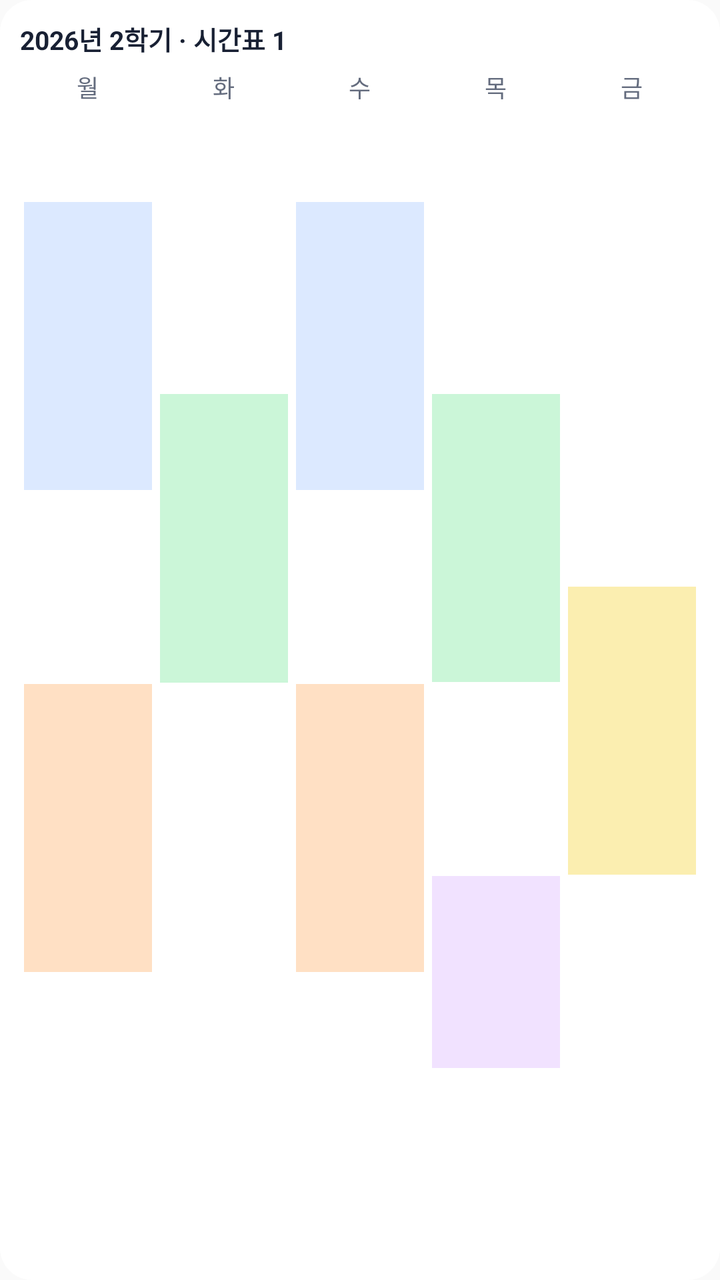
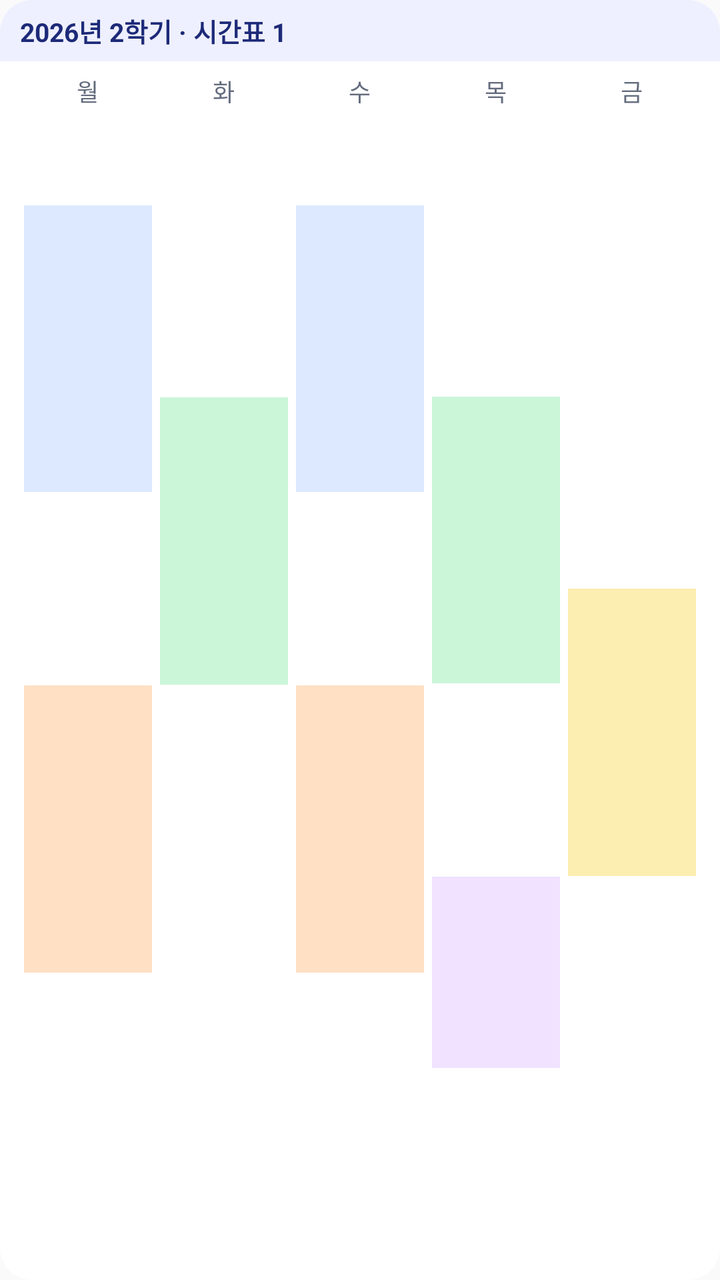

An Android layout rendered at two revisions. The XML below is the earlier revision; the diff shows what the commit changed to produce the second picture.
<!-- AndroidManifest.xml: application theme AppTheme -->
<!-- res/layout/widget_week_preview.xml -->
<?xml version="1.0" encoding="utf-8"?>
<LinearLayout xmlns:android="http://schemas.android.com/apk/res/android"
    android:layout_width="match_parent"
    android:layout_height="match_parent"
    android:background="@drawable/widget_bg"
    android:orientation="vertical"
    android:padding="10dp">

    <TextView
        style="@style/TTWWidget.Heading"
        android:text="@string/w_preview_week" />

    <LinearLayout
        android:layout_width="match_parent"
        android:layout_height="0dp"
        android:layout_marginTop="6dp"
        android:layout_weight="1"
        android:orientation="horizontal">

        <LinearLayout
            android:layout_width="0dp"
            android:layout_height="match_parent"
            android:layout_marginStart="2dp"
            android:layout_marginEnd="2dp"
            android:layout_weight="1"
            android:orientation="vertical">

            <TextView
                style="@style/TTWWidget.Caption"
                android:layout_gravity="center_horizontal"
                android:text="월" />

            <FrameLayout
                android:layout_width="match_parent"
                android:layout_height="0dp"
                android:layout_weight="1"
                android:importantForAccessibility="no" />

            <FrameLayout
                android:layout_width="match_parent"
                android:layout_height="0dp"
                android:layout_weight="3"
                android:layout_marginTop="1dp"
                android:background="@color/widget_fill_item0"
                android:importantForAccessibility="no" />

            <FrameLayout
                android:layout_width="match_parent"
                android:layout_height="0dp"
                android:layout_weight="2"
                android:importantForAccessibility="no" />

            <FrameLayout
                android:layout_width="match_parent"
                android:layout_height="0dp"
                android:layout_weight="3"
                android:layout_marginTop="1dp"
                android:background="@color/widget_fill_item2"
                android:importantForAccessibility="no" />

            <FrameLayout
                android:layout_width="match_parent"
                android:layout_height="0dp"
                android:layout_weight="3"
                android:importantForAccessibility="no" />
        </LinearLayout>

        <LinearLayout
            android:layout_width="0dp"
            android:layout_height="match_parent"
            android:layout_marginStart="2dp"
            android:layout_marginEnd="2dp"
            android:layout_weight="1"
            android:orientation="vertical">

            <TextView
                style="@style/TTWWidget.Caption"
                android:layout_gravity="center_horizontal"
                android:text="화" />

            <FrameLayout
                android:layout_width="match_parent"
                android:layout_height="0dp"
                android:layout_weight="3"
                android:importantForAccessibility="no" />

            <FrameLayout
                android:layout_width="match_parent"
                android:layout_height="0dp"
                android:layout_weight="3"
                android:layout_marginTop="1dp"
                android:background="@color/widget_fill_item1"
                android:importantForAccessibility="no" />

            <FrameLayout
                android:layout_width="match_parent"
                android:layout_height="0dp"
                android:layout_weight="6"
                android:importantForAccessibility="no" />
        </LinearLayout>

        <LinearLayout
            android:layout_width="0dp"
            android:layout_height="match_parent"
            android:layout_marginStart="2dp"
            android:layout_marginEnd="2dp"
            android:layout_weight="1"
            android:orientation="vertical">

            <TextView
                style="@style/TTWWidget.Caption"
                android:layout_gravity="center_horizontal"
                android:text="수" />

            <FrameLayout
                android:layout_width="match_parent"
                android:layout_height="0dp"
                android:layout_weight="1"
                android:importantForAccessibility="no" />

            <FrameLayout
                android:layout_width="match_parent"
                android:layout_height="0dp"
                android:layout_weight="3"
                android:layout_marginTop="1dp"
                android:background="@color/widget_fill_item0"
                android:importantForAccessibility="no" />

            <FrameLayout
                android:layout_width="match_parent"
                android:layout_height="0dp"
                android:layout_weight="2"
                android:importantForAccessibility="no" />

            <FrameLayout
                android:layout_width="match_parent"
                android:layout_height="0dp"
                android:layout_weight="3"
                android:layout_marginTop="1dp"
                android:background="@color/widget_fill_item2"
                android:importantForAccessibility="no" />

            <FrameLayout
                android:layout_width="match_parent"
                android:layout_height="0dp"
                android:layout_weight="3"
                android:importantForAccessibility="no" />
        </LinearLayout>

        <LinearLayout
            android:layout_width="0dp"
            android:layout_height="match_parent"
            android:layout_marginStart="2dp"
            android:layout_marginEnd="2dp"
            android:layout_weight="1"
            android:orientation="vertical">

            <TextView
                style="@style/TTWWidget.Caption"
                android:layout_gravity="center_horizontal"
                android:text="목" />

            <FrameLayout
                android:layout_width="match_parent"
                android:layout_height="0dp"
                android:layout_weight="3"
                android:importantForAccessibility="no" />

            <FrameLayout
                android:layout_width="match_parent"
                android:layout_height="0dp"
                android:layout_weight="3"
                android:layout_marginTop="1dp"
                android:background="@color/widget_fill_item1"
                android:importantForAccessibility="no" />

            <FrameLayout
                android:layout_width="match_parent"
                android:layout_height="0dp"
                android:layout_weight="2"
                android:importantForAccessibility="no" />

            <FrameLayout
                android:layout_width="match_parent"
                android:layout_height="0dp"
                android:layout_weight="2"
                android:layout_marginTop="1dp"
                android:background="@color/widget_fill_item3"
                android:importantForAccessibility="no" />

            <FrameLayout
                android:layout_width="match_parent"
                android:layout_height="0dp"
                android:layout_weight="2"
                android:importantForAccessibility="no" />
        </LinearLayout>

        <LinearLayout
            android:layout_width="0dp"
            android:layout_height="match_parent"
            android:layout_marginStart="2dp"
            android:layout_marginEnd="2dp"
            android:layout_weight="1"
            android:orientation="vertical">

            <TextView
                style="@style/TTWWidget.Caption"
                android:layout_gravity="center_horizontal"
                android:text="금" />

            <FrameLayout
                android:layout_width="match_parent"
                android:layout_height="0dp"
                android:layout_weight="5"
                android:importantForAccessibility="no" />

            <FrameLayout
                android:layout_width="match_parent"
                android:layout_height="0dp"
                android:layout_weight="3"
                android:layout_marginTop="1dp"
                android:background="@color/widget_fill_item4"
                android:importantForAccessibility="no" />

            <FrameLayout
                android:layout_width="match_parent"
                android:layout_height="0dp"
                android:layout_weight="4"
                android:importantForAccessibility="no" />
        </LinearLayout>
    </LinearLayout>
</LinearLayout>
<!-- resources referenced by this layout -->
<resources>
  <color name="widget_fill_item0">#DCE9FF</color>
  <color name="widget_fill_item1">#CBF6D8</color>
  <color name="widget_fill_item2">#FFE0C4</color>
  <color name="widget_fill_item3">#F1E2FF</color>
  <color name="widget_fill_item4">#FBEEB0</color>
  <!-- drawable widget_bg (drawable) -->
  <?xml version="1.0" encoding="utf-8"?>
  <shape xmlns:android="http://schemas.android.com/apk/res/android" android:shape="rectangle">
      <solid android:color="@color/widget_bg" />
      <corners android:radius="16dp" />
  </shape>
  <string name="w_preview_week">2026년 2학기 · 시간표 1</string>
  <style name="TTWWidget.Caption">
          <item name="android:layout_width">wrap_content</item>
          <item name="android:layout_height">wrap_content</item>
          <item name="android:textSize">12sp</item>
          <item name="android:textColor">@color/widget_text3</item>
          <item name="android:maxLines">1</item>
          <item name="android:ellipsize">end</item>
          <item name="android:includeFontPadding">false</item>
      </style>
  <style name="TTWWidget.Heading">
          <item name="android:layout_width">wrap_content</item>
          <item name="android:layout_height">wrap_content</item>
          <item name="android:textSize">13sp</item>
          <item name="android:textStyle">bold</item>
          <item name="android:textColor">@color/widget_text</item>
          <item name="android:maxLines">1</item>
          <item name="android:ellipsize">end</item>
          <item name="android:includeFontPadding">false</item>
      </style>
  <style name="AppTheme" parent="Theme.AppCompat.Light.DarkActionBar">
          
          <item name="colorPrimary">@color/colorPrimary</item>
          <item name="colorPrimaryDark">@color/colorPrimaryDark</item>
          <item name="colorAccent">@color/colorAccent</item>
      </style>
  <color name="widget_bg">#FFFFFF</color>
  <color name="widget_text3">#646C7E</color>
  <color name="widget_text">#182033</color>
</resources>

<!-- the commit's change to res/layout/widget_week_preview.xml (unified diff, before → after) -->
@@ -3,230 +3,253 @@
     android:layout_width="match_parent"
     android:layout_height="match_parent"
     android:background="@drawable/widget_bg"
-    android:orientation="vertical"
-    android:padding="10dp">
-
-    <TextView
-        style="@style/TTWWidget.Heading"
-        android:text="@string/w_preview_week" />
+    android:orientation="vertical">
+
+    <LinearLayout
+        android:layout_width="match_parent"
+        android:layout_height="wrap_content"
+        android:background="@drawable/widget_band"
+        android:gravity="center_vertical"
+        android:orientation="horizontal"
+        android:paddingStart="10dp"
+        android:paddingTop="6dp"
+        android:paddingEnd="10dp"
+        android:paddingBottom="6dp">
+
+        <TextView
+            style="@style/TTWWidget.BandTitle"
+            android:layout_width="0dp"
+            android:layout_weight="1"
+            android:text="@string/w_preview_week" />
+    </LinearLayout>
 
     <LinearLayout
         android:layout_width="match_parent"
         android:layout_height="0dp"
-        android:layout_marginTop="6dp"
         android:layout_weight="1"
-        android:orientation="horizontal">
+        android:orientation="vertical"
+        android:paddingStart="10dp"
+        android:paddingTop="6dp"
+        android:paddingEnd="10dp"
+        android:paddingBottom="10dp">
 
         <LinearLayout
-            android:layout_width="0dp"
-            android:layout_height="match_parent"
-            android:layout_marginStart="2dp"
-            android:layout_marginEnd="2dp"
+            android:layout_width="match_parent"
+            android:layout_height="0dp"
             android:layout_weight="1"
-            android:orientation="vertical">
-
-            <TextView
-                style="@style/TTWWidget.Caption"
-                android:layout_gravity="center_horizontal"
-                android:text="월" />
-
-            <FrameLayout
-                android:layout_width="match_parent"
-                android:layout_height="0dp"
-                android:layout_weight="1"
-                android:importantForAccessibility="no" />
-
-            <FrameLayout
-                android:layout_width="match_parent"
-                android:layout_height="0dp"
-                android:layout_weight="3"
-                android:layout_marginTop="1dp"
-                android:background="@color/widget_fill_item0"
-                android:importantForAccessibility="no" />
-
-            <FrameLayout
-                android:layout_width="match_parent"
-                android:layout_height="0dp"
-                android:layout_weight="2"
-                android:importantForAccessibility="no" />
-
-            <FrameLayout
-                android:layout_width="match_parent"
-                android:layout_height="0dp"
-                android:layout_weight="3"
-                android:layout_marginTop="1dp"
-                android:background="@color/widget_fill_item2"
-                android:importantForAccessibility="no" />
-
-            <FrameLayout
-                android:layout_width="match_parent"
-                android:layout_height="0dp"
-                android:layout_weight="3"
-                android:importantForAccessibility="no" />
-        </LinearLayout>
-
-        <LinearLayout
-            android:layout_width="0dp"
-            android:layout_height="match_parent"
-            android:layout_marginStart="2dp"
-            android:layout_marginEnd="2dp"
-            android:layout_weight="1"
-            android:orientation="vertical">
-
-            <TextView
-                style="@style/TTWWidget.Caption"
-                android:layout_gravity="center_horizontal"
-                android:text="화" />
-
-            <FrameLayout
-                android:layout_width="match_parent"
-                android:layout_height="0dp"
-                android:layout_weight="3"
-                android:importantForAccessibility="no" />
-
-            <FrameLayout
-                android:layout_width="match_parent"
-                android:layout_height="0dp"
-                android:layout_weight="3"
-                android:layout_marginTop="1dp"
-                android:background="@color/widget_fill_item1"
-                android:importantForAccessibility="no" />
-
-            <FrameLayout
-                android:layout_width="match_parent"
-                android:layout_height="0dp"
-                android:layout_weight="6"
-                android:importantForAccessibility="no" />
-        </LinearLayout>
-
-        <LinearLayout
-            android:layout_width="0dp"
-            android:layout_height="match_parent"
-            android:layout_marginStart="2dp"
-            android:layout_marginEnd="2dp"
-            android:layout_weight="1"
-            android:orientation="vertical">
-
-            <TextView
-                style="@style/TTWWidget.Caption"
-                android:layout_gravity="center_horizontal"
-                android:text="수" />
-
-            <FrameLayout
-                android:layout_width="match_parent"
-                android:layout_height="0dp"
-                android:layout_weight="1"
-                android:importantForAccessibility="no" />
-
-            <FrameLayout
-                android:layout_width="match_parent"
-                android:layout_height="0dp"
-                android:layout_weight="3"
-                android:layout_marginTop="1dp"
-                android:background="@color/widget_fill_item0"
-                android:importantForAccessibility="no" />
-
-            <FrameLayout
-                android:layout_width="match_parent"
-                android:layout_height="0dp"
-                android:layout_weight="2"
-                android:importantForAccessibility="no" />
-
-            <FrameLayout
-                android:layout_width="match_parent"
-                android:layout_height="0dp"
-                android:layout_weight="3"
-                android:layout_marginTop="1dp"
-                android:background="@color/widget_fill_item2"
-                android:importantForAccessibility="no" />
-
-            <FrameLayout
-                android:layout_width="match_parent"
-                android:layout_height="0dp"
-                android:layout_weight="3"
-                android:importantForAccessibility="no" />
-        </LinearLayout>
-
-        <LinearLayout
-            android:layout_width="0dp"
-            android:layout_height="match_parent"
-            android:layout_marginStart="2dp"
-            android:layout_marginEnd="2dp"
-            android:layout_weight="1"
-            android:orientation="vertical">
-
-            <TextView
-                style="@style/TTWWidget.Caption"
-                android:layout_gravity="center_horizontal"
-                android:text="목" />
-
-            <FrameLayout
-                android:layout_width="match_parent"
-                android:layout_height="0dp"
-                android:layout_weight="3"
-                android:importantForAccessibility="no" />
-
-            <FrameLayout
-                android:layout_width="match_parent"
-                android:layout_height="0dp"
-                android:layout_weight="3"
-                android:layout_marginTop="1dp"
-                android:background="@color/widget_fill_item1"
-                android:importantForAccessibility="no" />
-
-            <FrameLayout
-                android:layout_width="match_parent"
-                android:layout_height="0dp"
-                android:layout_weight="2"
-                android:importantForAccessibility="no" />
-
-            <FrameLayout
-                android:layout_width="match_parent"
-                android:layout_height="0dp"
-                android:layout_weight="2"
-                android:layout_marginTop="1dp"
-                android:background="@color/widget_fill_item3"
-                android:importantForAccessibility="no" />
-
-            <FrameLayout
-                android:layout_width="match_parent"
-                android:layout_height="0dp"
-                android:layout_weight="2"
-                android:importantForAccessibility="no" />
-        </LinearLayout>
-
-        <LinearLayout
-            android:layout_width="0dp"
-            android:layout_height="match_parent"
-            android:layout_marginStart="2dp"
-            android:layout_marginEnd="2dp"
-            android:layout_weight="1"
-            android:orientation="vertical">
-
-            <TextView
-                style="@style/TTWWidget.Caption"
-                android:layout_gravity="center_horizontal"
-                android:text="금" />
-
-            <FrameLayout
-                android:layout_width="match_parent"
-                android:layout_height="0dp"
-                android:layout_weight="5"
-                android:importantForAccessibility="no" />
-
-            <FrameLayout
-                android:layout_width="match_parent"
-                android:layout_height="0dp"
-                android:layout_weight="3"
-                android:layout_marginTop="1dp"
-                android:background="@color/widget_fill_item4"
-                android:importantForAccessibility="no" />
-
-            <FrameLayout
-                android:layout_width="match_parent"
-                android:layout_height="0dp"
-                android:layout_weight="4"
-                android:importantForAccessibility="no" />
+            android:orientation="horizontal">
+
+            <LinearLayout
+                android:layout_width="0dp"
+                android:layout_height="match_parent"
+                android:layout_marginStart="2dp"
+                android:layout_marginEnd="2dp"
+                android:layout_weight="1"
+                android:orientation="vertical">
+
+                <TextView
+                    style="@style/TTWWidget.Caption"
+                    android:layout_gravity="center_horizontal"
+                    android:text="월" />
+
+                <FrameLayout
+                    android:layout_width="match_parent"
+                    android:layout_height="0dp"
+                    android:layout_weight="1"
+                    android:importantForAccessibility="no" />
+
+                <FrameLayout
+                    android:layout_width="match_parent"
+                    android:layout_height="0dp"
+                    android:layout_weight="3"
+                    android:layout_marginTop="1dp"
+                    android:background="@color/widget_fill_item0"
+                    android:importantForAccessibility="no" />
+
+                <FrameLayout
+                    android:layout_width="match_parent"
+                    android:layout_height="0dp"
+                    android:layout_weight="2"
+                    android:importantForAccessibility="no" />
+
+                <FrameLayout
+                    android:layout_width="match_parent"
+                    android:layout_height="0dp"
+                    android:layout_weight="3"
+                    android:layout_marginTop="1dp"
+                    android:background="@color/widget_fill_item2"
+                    android:importantForAccessibility="no" />
+
+                <FrameLayout
+                    android:layout_width="match_parent"
+                    android:layout_height="0dp"
+                    android:layout_weight="3"
+                    android:importantForAccessibility="no" />
+            </LinearLayout>
+
+            <LinearLayout
+                android:layout_width="0dp"
+                android:layout_height="match_parent"
+                android:layout_marginStart="2dp"
+                android:layout_marginEnd="2dp"
+                android:layout_weight="1"
+                android:orientation="vertical">
+
+                <TextView
+                    style="@style/TTWWidget.Caption"
+                    android:layout_gravity="center_horizontal"
+                    android:text="화" />
+
+                <FrameLayout
+                    android:layout_width="match_parent"
+                    android:layout_height="0dp"
+                    android:layout_weight="3"
+                    android:importantForAccessibility="no" />
+
+                <FrameLayout
+                    android:layout_width="match_parent"
+                    android:layout_height="0dp"
+                    android:layout_weight="3"
+                    android:layout_marginTop="1dp"
+                    android:background="@color/widget_fill_item1"
+                    android:importantForAccessibility="no" />
+
+                <FrameLayout
+                    android:layout_width="match_parent"
+                    android:layout_height="0dp"
+                    android:layout_weight="6"
+                    android:importantForAccessibility="no" />
+            </LinearLayout>
+
+            <LinearLayout
+                android:layout_width="0dp"
+                android:layout_height="match_parent"
+                android:layout_marginStart="2dp"
+                android:layout_marginEnd="2dp"
+                android:layout_weight="1"
+                android:orientation="vertical">
+
+                <TextView
+                    style="@style/TTWWidget.Caption"
+                    android:layout_gravity="center_horizontal"
+                    android:text="수" />
+
+                <FrameLayout
+                    android:layout_width="match_parent"
+                    android:layout_height="0dp"
+                    android:layout_weight="1"
+                    android:importantForAccessibility="no" />
+
+                <FrameLayout
+                    android:layout_width="match_parent"
+                    android:layout_height="0dp"
+                    android:layout_weight="3"
+                    android:layout_marginTop="1dp"
+                    android:background="@color/widget_fill_item0"
+                    android:importantForAccessibility="no" />
+
+                <FrameLayout
+                    android:layout_width="match_parent"
+                    android:layout_height="0dp"
+                    android:layout_weight="2"
+                    android:importantForAccessibility="no" />
+
+                <FrameLayout
+                    android:layout_width="match_parent"
+                    android:layout_height="0dp"
+                    android:layout_weight="3"
+                    android:layout_marginTop="1dp"
+                    android:background="@color/widget_fill_item2"
+                    android:importantForAccessibility="no" />
+
+                <FrameLayout
+                    android:layout_width="match_parent"
+                    android:layout_height="0dp"
+                    android:layout_weight="3"
+                    android:importantForAccessibility="no" />
+            </LinearLayout>
+
+            <LinearLayout
+                android:layout_width="0dp"
+                android:layout_height="match_parent"
+                android:layout_marginStart="2dp"
+                android:layout_marginEnd="2dp"
+                android:layout_weight="1"
+                android:orientation="vertical">
+
+                <TextView
+                    style="@style/TTWWidget.Caption"
+                    android:layout_gravity="center_horizontal"
+                    android:text="목" />
+
+                <FrameLayout
+                    android:layout_width="match_parent"
+                    android:layout_height="0dp"
+                    android:layout_weight="3"
+                    android:importantForAccessibility="no" />
+
+                <FrameLayout
+                    android:layout_width="match_parent"
+                    android:layout_height="0dp"
+                    android:layout_weight="3"
+                    android:layout_marginTop="1dp"
+                    android:background="@color/widget_fill_item1"
+                    android:importantForAccessibility="no" />
+
+                <FrameLayout
+                    android:layout_width="match_parent"
+                    android:layout_height="0dp"
+                    android:layout_weight="2"
+                    android:importantForAccessibility="no" />
+
+                <FrameLayout
+                    android:layout_width="match_parent"
+                    android:layout_height="0dp"
+                    android:layout_weight="2"
+                    android:layout_marginTop="1dp"
+                    android:background="@color/widget_fill_item3"
+                    android:importantForAccessibility="no" />
+
+                <FrameLayout
+                    android:layout_width="match_parent"
+                    android:layout_height="0dp"
+                    android:layout_weight="2"
+                    android:importantForAccessibility="no" />
+            </LinearLayout>
+
+            <LinearLayout
+                android:layout_width="0dp"
+                android:layout_height="match_parent"
+                android:layout_marginStart="2dp"
+                android:layout_marginEnd="2dp"
+                android:layout_weight="1"
+                android:orientation="vertical">
+
+                <TextView
+                    style="@style/TTWWidget.Caption"
+                    android:layout_gravity="center_horizontal"
+                    android:text="금" />
+
+                <FrameLayout
+                    android:layout_width="match_parent"
+                    android:layout_height="0dp"
+                    android:layout_weight="5"
+                    android:importantForAccessibility="no" />
+
+                <FrameLayout
+                    android:layout_width="match_parent"
+                    android:layout_height="0dp"
+                    android:layout_weight="3"
+                    android:layout_marginTop="1dp"
+                    android:background="@color/widget_fill_item4"
+                    android:importantForAccessibility="no" />
+
+                <FrameLayout
+                    android:layout_width="match_parent"
+                    android:layout_height="0dp"
+                    android:layout_weight="4"
+                    android:importantForAccessibility="no" />
+            </LinearLayout>
         </LinearLayout>
     </LinearLayout>
 </LinearLayout>
<!-- resource entries referenced after the edit -->
@@ -5,6 +5,16 @@
   <color name="widget_fill_item2">#FFE0C4</color>
   <color name="widget_fill_item3">#F1E2FF</color>
   <color name="widget_fill_item4">#FBEEB0</color>
+  <!-- drawable widget_band (drawable) -->
+  <?xml version="1.0" encoding="utf-8"?>
+  <shape xmlns:android="http://schemas.android.com/apk/res/android" android:shape="rectangle">
+      <solid android:color="@color/widget_band" />
+      <corners
+          android:bottomLeftRadius="0dp"
+          android:bottomRightRadius="0dp"
+          android:topLeftRadius="16dp"
+          android:topRightRadius="16dp" />
+  </shape>
   <!-- drawable widget_bg (drawable) -->
   <?xml version="1.0" encoding="utf-8"?>
   <shape xmlns:android="http://schemas.android.com/apk/res/android" android:shape="rectangle">
@@ -12,21 +22,21 @@
       <corners android:radius="16dp" />
   </shape>
   <string name="w_preview_week">2026년 2학기 · 시간표 1</string>
+  <style name="TTWWidget.BandTitle">
+          <item name="android:layout_width">wrap_content</item>
+          <item name="android:layout_height">wrap_content</item>
+          <item name="android:textSize">13sp</item>
+          <item name="android:textStyle">bold</item>
+          <item name="android:textColor">@color/widget_on_band</item>
+          <item name="android:maxLines">1</item>
+          <item name="android:ellipsize">end</item>
+          <item name="android:includeFontPadding">false</item>
+      </style>
   <style name="TTWWidget.Caption">
           <item name="android:layout_width">wrap_content</item>
           <item name="android:layout_height">wrap_content</item>
           <item name="android:textSize">12sp</item>
           <item name="android:textColor">@color/widget_text3</item>
-          <item name="android:maxLines">1</item>
-          <item name="android:ellipsize">end</item>
-          <item name="android:includeFontPadding">false</item>
-      </style>
-  <style name="TTWWidget.Heading">
-          <item name="android:layout_width">wrap_content</item>
-          <item name="android:layout_height">wrap_content</item>
-          <item name="android:textSize">13sp</item>
-          <item name="android:textStyle">bold</item>
-          <item name="android:textColor">@color/widget_text</item>
           <item name="android:maxLines">1</item>
           <item name="android:ellipsize">end</item>
           <item name="android:includeFontPadding">false</item>
@@ -37,8 +47,9 @@
           <item name="colorPrimaryDark">@color/colorPrimaryDark</item>
           <item name="colorAccent">@color/colorAccent</item>
       </style>
+  <color name="widget_band">#EEF0FF</color>
   <color name="widget_bg">#FFFFFF</color>
+  <color name="widget_on_band">#1D2A78</color>
   <color name="widget_text3">#646C7E</color>
-  <color name="widget_text">#182033</color>
 </resources>
 
